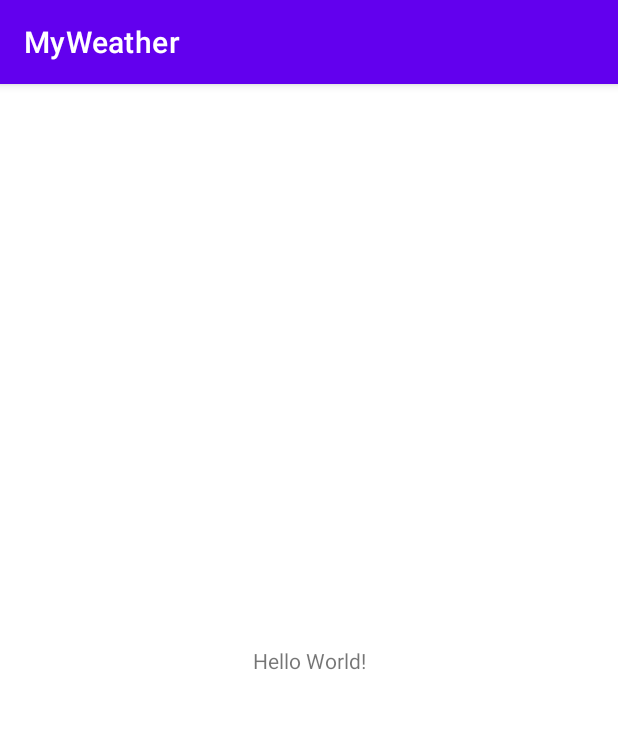
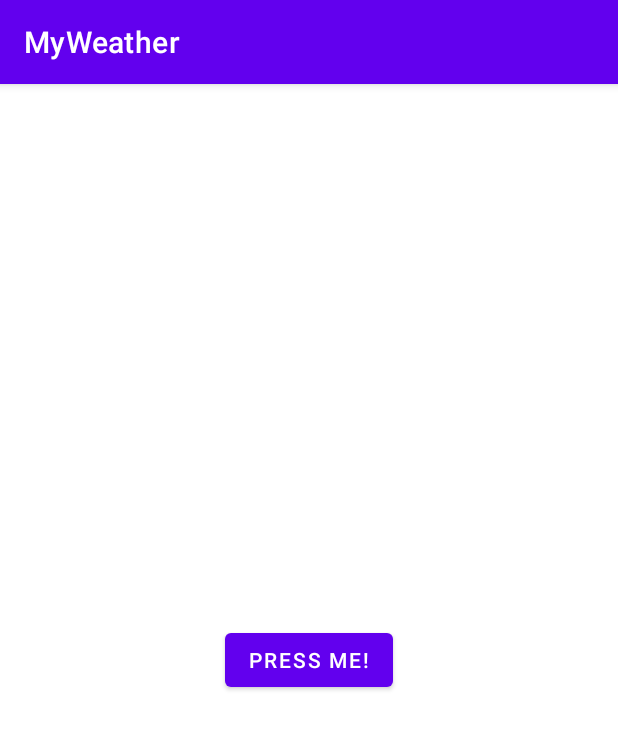
Before and after one commit to EgorKisel/MyWeather, an Android app: the screen it shows after launch (MainActivity), on a phone screen of 412 x 824 dp. Shown: the top 729 px of the screen. Run offline under Robolectric (Android 15) with nearby library versions, the phone set to English and light mode, and no system bars.

Commit message:
Добавил кнопку в разметку и повесил на неё clickListener в Activity (переход во вторую активити)

```diff
--- a/app/src/main/AndroidManifest.xml
+++ b/app/src/main/AndroidManifest.xml
@@ -17,6 +17,7 @@
                 <category android:name="android.intent.category.LAUNCHER" />
             </intent-filter>
         </activity>
+        <activity android:name=".First"/>
     </application>
 
 </manifest>
--- a/app/src/main/java/com/geekbrains/myweather/MainActivity.kt
+++ b/app/src/main/java/com/geekbrains/myweather/MainActivity.kt
@@ -1,11 +1,24 @@
 package com.geekbrains.myweather
 
+import android.content.Intent
 import android.os.Bundle
+import android.view.View
+import android.widget.Button
+import android.widget.TextView
 import androidx.appcompat.app.AppCompatActivity
+
 
 class MainActivity : AppCompatActivity() {
     override fun onCreate(savedInstanceState: Bundle?) {
         super.onCreate(savedInstanceState)
         setContentView(R.layout.activity_main)
+
+        val button = findViewById<Button>(R.id.press_me)
+        button.setOnClickListener {
+            val intent = Intent(this@MainActivity, First::class.java)
+            intent.putExtra("key", "Kotlin")
+            startActivity(intent)
+        }
     }
+
 }
--- a/app/src/main/res/layout/activity_main.xml
+++ b/app/src/main/res/layout/activity_main.xml
@@ -6,13 +6,24 @@
     android:layout_height="match_parent"
     tools:context=".MainActivity">
 
-    <TextView
+    <com.google.android.material.button.MaterialButton
+        android:id="@+id/press_me"
         android:layout_width="wrap_content"
         android:layout_height="wrap_content"
-        android:text="Hello World!"
+        android:text="Press me!"
         app:layout_constraintBottom_toBottomOf="parent"
         app:layout_constraintLeft_toLeftOf="parent"
         app:layout_constraintRight_toRightOf="parent"
         app:layout_constraintTop_toTopOf="parent" />
 
+    <TextView
+        android:id="@+id/text_view"
+        android:layout_width="wrap_content"
+        android:layout_height="wrap_content"
+        app:layout_constraintBottom_toTopOf="@+id/press_me"
+        app:layout_constraintEnd_toEndOf="parent"
+        app:layout_constraintStart_toStartOf="parent"
+        app:layout_constraintTop_toTopOf="parent"
+        tools:text="Hello!" />
+
 </androidx.constraintlayout.widget.ConstraintLayout>
```
Also changed, not shown: app/src/main/java/com/geekbrains/myweather/First.kt (added, +11 -0 lines), app/src/main/res/layout/activity_first.xml (added, +15 -0 lines).
